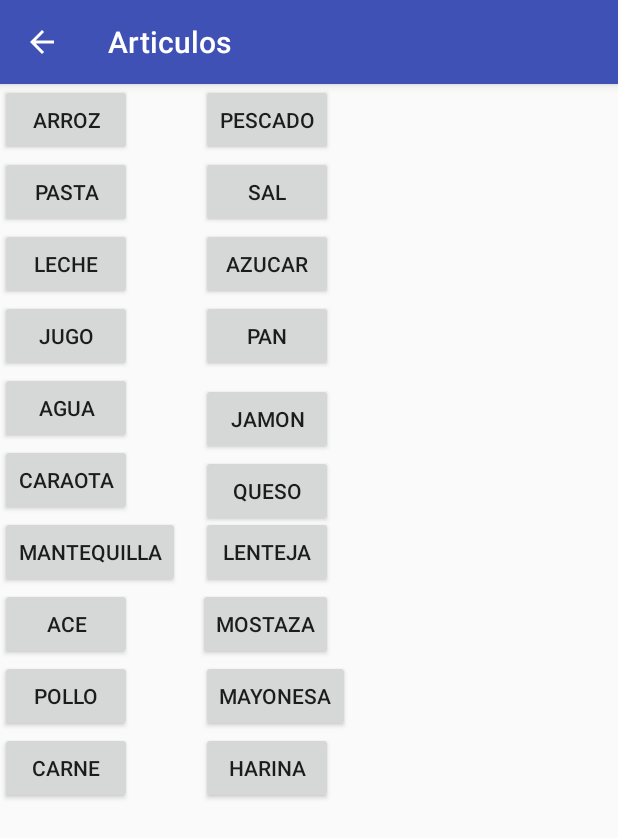
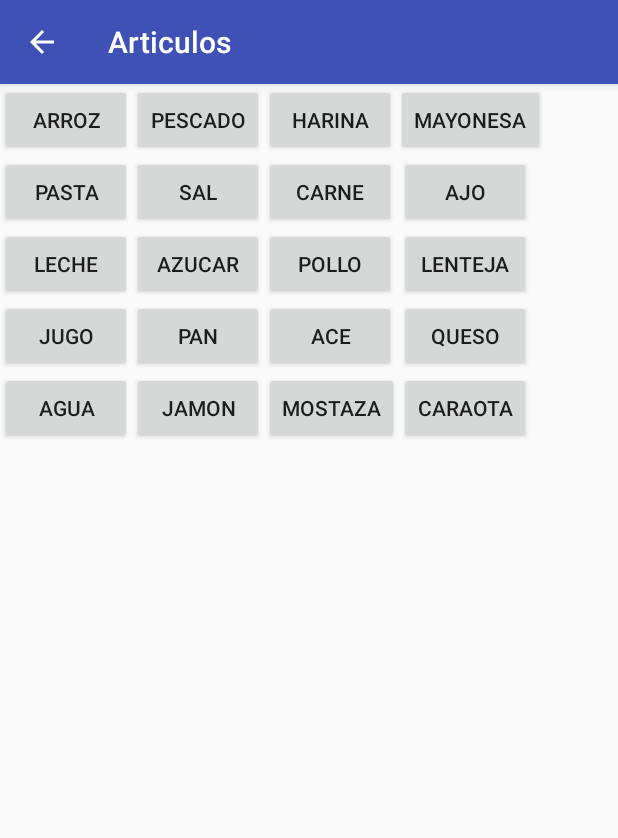
Before and after one commit to luisvidal17/Ucab-Market, an Android app: the SecondActivity screen opened directly, with no data from a screen before it, on a phone screen of 412 x 824 dp. Shown: the top 838 px of the screen. Run offline under Robolectric (Android 15) with nearby library versions, the phone set to English and light mode, and no system bars.

Commit message:
agregando los strings de los botones

```diff
--- a/app/src/main/res/layout/activity_second.xml
+++ b/app/src/main/res/layout/activity_second.xml
@@ -8,164 +8,162 @@
 
 
     <Button
-        android:id="@+id/button4"
+        android:id="@+id/button_arroz"
         android:layout_width="wrap_content"
         android:layout_height="wrap_content"
         android:layout_alignParentStart="true"
         android:layout_alignParentTop="true"
-        android:text="Arroz" />
+        android:text="@string/arroz" />
 
     <Button
-        android:id="@+id/button5"
+        android:id="@+id/button_pasta"
         android:layout_width="wrap_content"
         android:layout_height="wrap_content"
         android:layout_alignParentStart="true"
-        android:layout_below="@+id/button4"
-        android:text="Pasta" />
+        android:layout_below="@+id/button_arroz"
+        android:text="@string/pasta" />
 
     <Button
-        android:id="@+id/button6"
+        android:id="@+id/button_leche"
         android:layout_width="wrap_content"
         android:layout_height="wrap_content"
         android:layout_alignParentStart="true"
-        android:layout_below="@+id/button5"
-        android:text="Leche" />
+        android:layout_below="@+id/button_pasta"
+        android:text="@string/leche" />
 
     <Button
-        android:id="@+id/button7"
+        android:id="@+id/button_jugo"
         android:layout_width="wrap_content"
         android:layout_height="wrap_content"
         android:layout_alignParentStart="true"
-        android:layout_below="@+id/button6"
-        android:text="Jugo" />
+        android:layout_below="@+id/button_leche"
+        android:text="@string/jugo" />
 
     <Button
-        android:id="@+id/button8"
+        android:id="@+id/button_agua"
         android:layout_width="wrap_content"
         android:layout_height="wrap_content"
         android:layout_alignParentStart="true"
-        android:layout_below="@+id/button7"
-        android:text="Agua" />
+        android:layout_below="@+id/button_jugo"
+        android:text="@string/agua" />
 
     <Button
-        android:id="@+id/button9"
+        android:id="@+id/button_caraota"
         android:layout_width="wrap_content"
         android:layout_height="wrap_content"
-        android:layout_alignParentStart="true"
-        android:layout_below="@+id/button8"
-        android:text="Caraota" />
+        android:layout_below="@+id/button_jugo"
+        android:layout_toEndOf="@+id/button_mostaza"
+        android:text="@string/caraota" />
 
     <Button
-        android:id="@+id/button10"
+        android:id="@+id/button_ajo"
         android:layout_width="wrap_content"
         android:layout_height="wrap_content"
-        android:layout_alignParentStart="true"
-        android:layout_below="@+id/button9"
-        android:text="mantequilla" />
+        android:layout_alignStart="@+id/button_caraota"
+        android:layout_below="@+id/button_arroz"
+        android:text="@string/ajo" />
 
     <Button
-        android:id="@+id/button11"
+        android:id="@+id/button_ace"
         android:layout_width="wrap_content"
         android:layout_height="wrap_content"
-        android:layout_alignParentStart="true"
-        android:layout_below="@+id/button10"
-        android:text="ace" />
+        android:layout_alignStart="@+id/button_pollo"
+        android:layout_below="@+id/button_leche"
+        android:text="@string/ace" />
 
     <Button
-        android:id="@+id/button12"
+        android:id="@+id/button_pollo"
         android:layout_width="wrap_content"
         android:layout_height="wrap_content"
-        android:layout_alignParentStart="true"
-        android:layout_below="@+id/button11"
-        android:text="Pollo" />
+        android:layout_alignStart="@+id/button_carne"
+        android:layout_below="@+id/button_pasta"
+        android:text="@string/pollo" />
 
     <Button
-        android:id="@+id/button13"
+        android:id="@+id/button_carne"
         android:layout_width="wrap_content"
         android:layout_height="wrap_content"
-        android:layout_alignParentStart="true"
-        android:layout_below="@+id/button12"
-        android:text="Carne" />
+        android:layout_alignStart="@+id/button_harina"
+        android:layout_below="@+id/button_arroz"
+        android:text="@string/carne" />
 
     <Button
-        android:id="@+id/button14"
+        android:id="@+id/button_pescado"
         android:layout_width="wrap_content"
         android:layout_height="wrap_content"
-        android:layout_alignParentStart="true"
         android:layout_alignParentTop="true"
-        android:layout_marginStart="134dp"
-        android:text="Pescado" />
+        android:layout_toEndOf="@+id/button_arroz"
+        android:text="@string/pescado" />
 
     <Button
-        android:id="@+id/button15"
+        android:id="@+id/button_sal"
         android:layout_width="wrap_content"
         android:layout_height="wrap_content"
-        android:layout_alignStart="@+id/button14"
-        android:layout_below="@+id/button4"
-        android:text="Sal" />
+        android:layout_below="@+id/button_arroz"
+        android:layout_toEndOf="@+id/button_arroz"
+        android:text="@string/sal" />
 
     <Button
-        android:id="@+id/button16"
+        android:id="@+id/button_azucar"
         android:layout_width="wrap_content"
         android:layout_height="wrap_content"
-        android:layout_alignStart="@+id/button14"
-        android:layout_below="@+id/button5"
-        android:text="Azucar" />
+        android:layout_alignStart="@+id/button_pescado"
+        android:layout_below="@+id/button_pasta"
+        android:text="@string/azucar" />
 
     <Button
-        android:id="@+id/button17"
+        android:id="@+id/button_pan"
         android:layout_width="wrap_content"
         android:layout_height="wrap_content"
-        android:layout_alignStart="@+id/button14"
-        android:layout_below="@+id/button6"
-        android:text="Pan" />
+        android:layout_alignStart="@+id/button_pescado"
+        android:layout_below="@+id/button_leche"
+        android:text="@string/pan" />
 
     <Button
-        android:id="@+id/button18"
+        android:id="@+id/button_jamon"
         android:layout_width="wrap_content"
         android:layout_height="wrap_content"
-        android:layout_alignEnd="@+id/button14"
-        android:layout_alignParentTop="true"
-        android:layout_marginTop="199dp"
-        android:text="Jamon" />
+        android:layout_below="@+id/button_jugo"
+        android:layout_toEndOf="@+id/button_arroz"
+        android:text="@string/jamon" />
 
     <Button
-        android:id="@+id/button19"
+        android:id="@+id/button_queso"
         android:layout_width="wrap_content"
         android:layout_height="wrap_content"
-        android:layout_alignEnd="@+id/button14"
-        android:layout_below="@+id/button18"
-        android:text="Queso" />
+        android:layout_alignStart="@+id/button_ajo"
+        android:layout_below="@+id/button_leche"
+        android:text="@string/queso" />
 
     <Button
-        android:id="@+id/button20"
+        android:id="@+id/button_lenteja"
         android:layout_width="wrap_content"
         android:layout_height="wrap_content"
-        android:layout_alignEnd="@+id/button14"
-        android:layout_below="@+id/button9"
-        android:text="Lenteja" />
+        android:layout_alignStart="@+id/button_ajo"
+        android:layout_below="@+id/button_pasta"
+        android:text="@string/lenteja" />
 
     <Button
-        android:id="@+id/button21"
+        android:id="@+id/button_mostaza"
         android:layout_width="wrap_content"
         android:layout_height="wrap_content"
-        android:layout_alignEnd="@+id/button14"
-        android:layout_below="@+id/button10"
-        android:text="mostaza" />
+        android:layout_alignStart="@+id/button_ace"
+        android:layout_below="@+id/button_jugo"
+        android:text="@string/mostaza" />
 
     <Button
-        android:id="@+id/button22"
+        android:id="@+id/button_mayonesa"
         android:layout_width="wrap_content"
         android:layout_height="wrap_content"
-        android:layout_alignStart="@+id/button14"
-        android:layout_below="@+id/button11"
-        android:text="mayonesa" />
+        android:layout_alignParentTop="true"
+        android:layout_toEndOf="@+id/button_ace"
+        android:text="@string/mayonesa" />
 
     <Button
-        android:id="@+id/button23"
+        android:id="@+id/button_harina"
         android:layout_width="wrap_content"
         android:layout_height="wrap_content"
-        android:layout_alignStart="@+id/button14"
-        android:layout_below="@+id/button12"
-        android:text="Harina" />
+        android:layout_alignParentTop="true"
+        android:layout_toEndOf="@+id/button_pescado"
+        android:text="@string/harina" />
 </RelativeLayout>
--- a/app/src/main/res/values/strings.xml
+++ b/app/src/main/res/values/strings.xml
@@ -2,5 +2,25 @@
     <string name="app_name">Ucab Market</string>
     <string name="agregar_articulo">Agregar Articulo</string>
     <string name="Second_Activity">Articulos</string>
+    <string name="arroz">Arroz</string>
+    <string name="pasta">Pasta</string>
+    <string name="leche">Leche</string>
+    <string name="jugo">Jugo</string>
+    <string name="agua">Agua</string>
+    <string name="caraota">Caraota</string>
+    <string name="ajo">ajo</string>
+    <string name="ace">ace</string>
+    <string name="pollo">Pollo</string>
+    <string name="carne">Carne</string>
+    <string name="pescado">Pescado</string>
+    <string name="sal">Sal</string>
+    <string name="azucar">Azucar</string>
+    <string name="pan">Pan</string>
+    <string name="jamon">Jamon</string>
+    <string name="queso">Queso</string>
+    <string name="lenteja">Lenteja</string>
+    <string name="mostaza">mostaza</string>
+    <string name="mayonesa">mayonesa</string>
+    <string name="harina">Harina</string>
 
 </resources>
```
